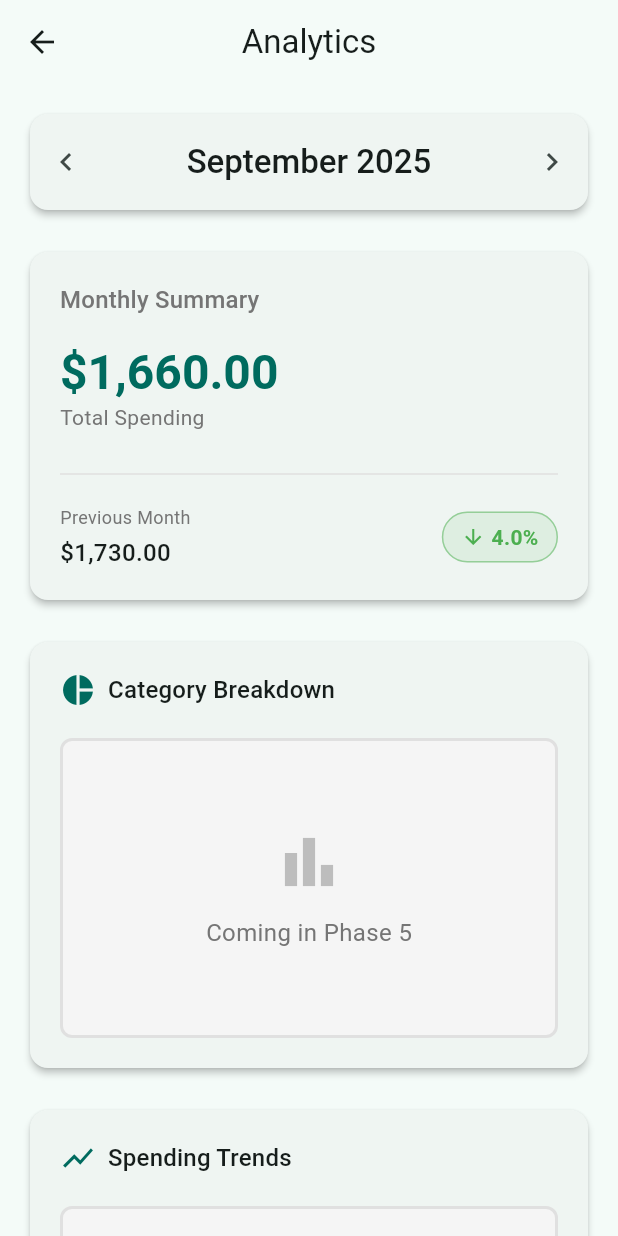
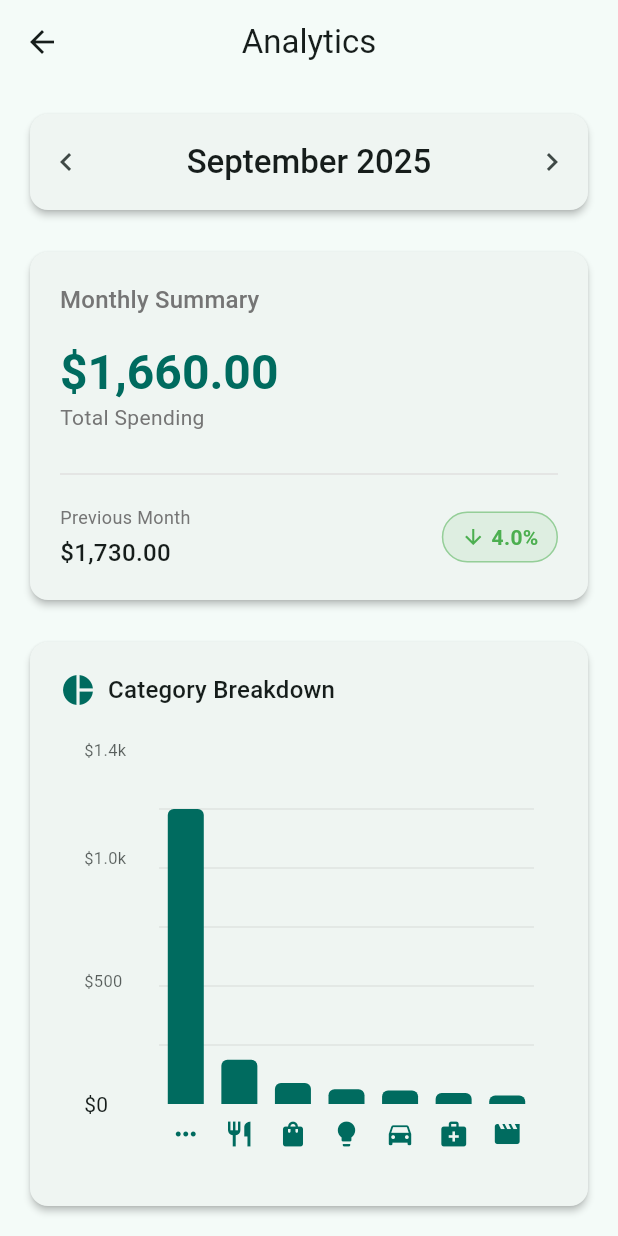
Before and after one commit to quoc48/expense_tracker, a Flutter app: the AnalyticsScreen screen opened directly, after a tap on the "chevron left" icon, on a phone screen of 412 x 824 dp. Run offline on Flutter 3.47's test engine with Material 3 defaults, Android fonts, the phone set to English and light mode, and no system bars; drawn by our look-alikes of fl_chart; our stand-ins replace shared_preferences; accounts and stored records are empty.

Commit message:
Milestone 3 Phase 5 Complete: Interactive charts with fl_chart
Implemented beautiful, interactive charts for analytics:

Charts Created:
- CategoryChart: Bar chart showing spending by category
  * Sorted by amount (highest to lowest)
  * Interactive tooltips with category name and amount
  * Category icons on x-axis
  * Responsive grid and formatting

- TrendsChart: Line chart showing spending over time
  * 6-month trend visualization
  * Curved line with smooth animation
  * Gradient fill below the line
  * Interactive tooltips with month and total
  * Month labels rotated for readability

Library Decision:
- Initially tried 'graphic' package but encountered API issues
- Switched to 'fl_chart' (more popular, better docs)
- fl_chart provides excellent Material Design integration

Integration:
- Replaced placeholders in analytics_screen.dart
- Fixed getCategoryBreakdown call (needs 2 params)
- Charts automatically update when month changes
- Empty states handled gracefully

Files Created:
- lib/widgets/category_chart.dart
- lib/widgets/trends_chart.dart

Files Modified:
- pubspec.yaml (added fl_chart: ^0.69.0)
- lib/screens/analytics_screen.dart

Testing:
✅ App compiles without errors
✅ Charts render successfully
✅ No runtime errors
✅ Ready for manual testing

```diff
--- a/lib/screens/analytics_screen.dart
+++ b/lib/screens/analytics_screen.dart
@@ -4,6 +4,8 @@ import 'package:provider/provider.dart';
 import '../models/expense.dart';
 import '../providers/expense_provider.dart';
 import '../utils/analytics_calculator.dart';
+import '../widgets/category_chart.dart';
+import '../widgets/trends_chart.dart';
 
 /// AnalyticsScreen displays spending analytics with monthly summaries and charts.
 ///
@@ -86,20 +88,12 @@ class _AnalyticsScreenState extends State<AnalyticsScreen> {
                   if (monthExpenses.isEmpty)
                     _buildEmptyState()
                   else ...[
-                    // Placeholder for category breakdown chart
-                    _buildChartPlaceholder(
-                      'Category Breakdown',
-                      Icons.pie_chart,
-                      'Coming in Phase 5',
-                    ),
+                    // Category Breakdown Chart
+                    _buildCategoryBreakdownCard(monthExpenses),
                     const SizedBox(height: 20),
 
-                    // Placeholder for spending trends chart
-                    _buildChartPlaceholder(
-                      'Spending Trends',
-                      Icons.show_chart,
-                      'Coming in Phase 5',
-                    ),
+                    // Spending Trends Chart
+                    _buildSpendingTrendsCard(expenseProvider.expenses),
                   ],
                 ],
               ),
@@ -319,8 +313,14 @@ class _AnalyticsScreenState extends State<AnalyticsScreen> {
     );
   }
 
-  /// Placeholder card for charts (will be replaced in Phase 5)
-  Widget _buildChartPlaceholder(String title, IconData icon, String message) {
+  /// Category breakdown chart card
+  Widget _buildCategoryBreakdownCard(List<Expense> monthExpenses) {
+    // Calculate category breakdown for the selected month
+    final categoryBreakdown = AnalyticsCalculator.getCategoryBreakdown(
+      monthExpenses,
+      _selectedMonth,
+    );
+
     return Card(
       child: Padding(
         padding: const EdgeInsets.all(20.0),
@@ -330,51 +330,60 @@ class _AnalyticsScreenState extends State<AnalyticsScreen> {
             // Title
             Row(
               children: [
-                Icon(icon, color: Theme.of(context).colorScheme.primary),
+                Icon(
+                  Icons.pie_chart,
+                  color: Theme.of(context).colorScheme.primary,
+                ),
                 const SizedBox(width: 8),
                 Text(
-                  title,
+                  'Category Breakdown',
                   style: Theme.of(context).textTheme.titleMedium?.copyWith(
                         fontWeight: FontWeight.w500,
                       ),
                 ),
               ],
             ),
-            const SizedBox(height: 20),
+            const SizedBox(height: 12),
 
-            // Placeholder content
-            Container(
-              height: 200,
-              decoration: BoxDecoration(
-                color: Colors.grey[100],
-                borderRadius: BorderRadius.circular(8),
-                border: Border.all(
-                  color: Colors.grey[300]!,
-                  width: 2,
-                  style: BorderStyle.solid,
+            // Chart
+            CategoryChart(categoryBreakdown: categoryBreakdown),
+          ],
         ),
       ),
-              child: Center(
+    );
+  }
+
+  /// Spending trends chart card
+  Widget _buildSpendingTrendsCard(List<Expense> allExpenses) {
+    // Get last 6 months of trend data
+    final monthlyTrends = AnalyticsCalculator.getMonthlyTrend(allExpenses, 6);
+
+    return Card(
+      child: Padding(
+        padding: const EdgeInsets.all(20.0),
         child: Column(
-                  mainAxisAlignment: MainAxisAlignment.center,
+          crossAxisAlignment: CrossAxisAlignment.start,
+          children: [
+            // Title
+            Row(
               children: [
                 Icon(
-                      Icons.bar_chart,
-                      size: 48,
-                      color: Colors.grey[400],
+                  Icons.show_chart,
+                  color: Theme.of(context).colorScheme.primary,
                 ),
-                    const SizedBox(height: 12),
+                const SizedBox(width: 8),
                 Text(
-                      message,
-                      style: TextStyle(
-                        fontSize: 16,
-                        color: Colors.grey[600],
+                  'Spending Trends (Last 6 Months)',
+                  style: Theme.of(context).textTheme.titleMedium?.copyWith(
+                        fontWeight: FontWeight.w500,
                       ),
                 ),
               ],
             ),
-              ),
-            ),
+            const SizedBox(height: 12),
+
+            // Chart
+            TrendsChart(monthlyTrends: monthlyTrends),
           ],
         ),
       ),
--- /dev/null
+++ b/lib/widgets/category_chart.dart
@@ -0,0 +1,163 @@
+import 'package:flutter/material.dart';
+import 'package:fl_chart/fl_chart.dart';
+import 'package:intl/intl.dart';
+import '../models/expense.dart';
+
+/// A bar chart showing expense breakdown by category
+/// Uses fl_chart for beautiful and interactive visualizations
+class CategoryChart extends StatelessWidget {
+  final Map<Category, double> categoryBreakdown;
+
+  const CategoryChart({
+    super.key,
+    required this.categoryBreakdown,
+  });
+
+  @override
+  Widget build(BuildContext context) {
+    // If no data, show empty state
+    if (categoryBreakdown.isEmpty) {
+      return const SizedBox(
+        height: 200,
+        child: Center(
+          child: Text(
+            'No category data available',
+            style: TextStyle(color: Colors.grey),
+          ),
+        ),
+      );
+    }
+
+    // Sort categories by amount (descending)
+    final sortedEntries = categoryBreakdown.entries.toList()
+      ..sort((a, b) => b.value.compareTo(a.value));
+
+    final currencyFormat = NumberFormat.currency(symbol: '\$', decimalDigits: 0);
+    final theme = Theme.of(context);
+
+    return SizedBox(
+      height: 300,
+      child: Padding(
+        padding: const EdgeInsets.all(16.0),
+        child: BarChart(
+          BarChartData(
+            alignment: BarChartAlignment.spaceAround,
+            maxY: sortedEntries.first.value * 1.2, // Add 20% padding
+            barTouchData: BarTouchData(
+              enabled: true,
+              touchTooltipData: BarTouchTooltipData(
+                getTooltipColor: (_) => theme.colorScheme.surfaceContainerHighest,
+                tooltipPadding: const EdgeInsets.all(8),
+                tooltipMargin: 8,
+                getTooltipItem: (group, groupIndex, rod, rodIndex) {
+                  final category = sortedEntries[groupIndex].key;
+                  final amount = sortedEntries[groupIndex].value;
+                  return BarTooltipItem(
+                    '${category.displayName}\n',
+                    TextStyle(
+                      color: theme.colorScheme.onSurface,
+                      fontWeight: FontWeight.bold,
+                      fontSize: 14,
+                    ),
+                    children: [
+                      TextSpan(
+                        text: currencyFormat.format(amount),
+                        style: TextStyle(
+                          color: theme.colorScheme.primary,
+                          fontSize: 16,
+                          fontWeight: FontWeight.w600,
+                        ),
+                      ),
+                    ],
+                  );
+                },
+              ),
+            ),
+            titlesData: FlTitlesData(
+              show: true,
+              bottomTitles: AxisTitles(
+                sideTitles: SideTitles(
+                  showTitles: true,
+                  getTitlesWidget: (value, meta) {
+                    if (value.toInt() >= sortedEntries.length) {
+                      return const Text('');
+                    }
+                    final category = sortedEntries[value.toInt()].key;
+                    return Padding(
+                      padding: const EdgeInsets.only(top: 8.0),
+                      child: Icon(
+                        category.icon,
+                        size: 20,
+                        color: theme.colorScheme.primary,
+                      ),
+                    );
+                  },
+                  reservedSize: 32,
+                ),
+              ),
+              leftTitles: AxisTitles(
+                sideTitles: SideTitles(
+                  showTitles: true,
+                  reservedSize: 50,
+                  getTitlesWidget: (value, meta) {
+                    if (value == 0) return const Text('\$0');
+                    if (value >= 1000) {
+                      return Text(
+                        '\$${(value / 1000).toStringAsFixed(1)}k',
+                        style: TextStyle(
+                          fontSize: 11,
+                          color: theme.colorScheme.onSurface.withAlpha(178),
+                        ),
+                      );
+                    }
+                    return Text(
+                      '\$${value.toInt()}',
+                      style: TextStyle(
+                        fontSize: 11,
+                        color: theme.colorScheme.onSurface.withAlpha(178),
+                      ),
+                    );
+                  },
+                ),
+              ),
+              topTitles: const AxisTitles(
+                sideTitles: SideTitles(showTitles: false),
+              ),
+              rightTitles: const AxisTitles(
+                sideTitles: SideTitles(showTitles: false),
+              ),
+            ),
+            gridData: FlGridData(
+              show: true,
+              drawHorizontalLine: true,
+              drawVerticalLine: false,
+              horizontalInterval: sortedEntries.first.value * 0.2,
+              getDrawingHorizontalLine: (value) {
+                return FlLine(
+                  color: Colors.grey.withAlpha(51),
+                  strokeWidth: 1,
+                );
+              },
+            ),
+            borderData: FlBorderData(show: false),
+            barGroups: sortedEntries.asMap().entries.map((entry) {
+              return BarChartGroupData(
+                x: entry.key,
+                barRods: [
+                  BarChartRodData(
+                    toY: entry.value.value,
+                    color: theme.colorScheme.primary,
+                    width: 24,
+                    borderRadius: const BorderRadius.vertical(
+                      top: Radius.circular(4),
+                    ),
+                  ),
+                ],
+              );
+            }).toList(),
+          ),
+        ),
+      ),
+    );
+  }
+}
--- /dev/null
+++ b/lib/widgets/trends_chart.dart
@@ -0,0 +1,194 @@
+import 'package:flutter/material.dart';
+import 'package:fl_chart/fl_chart.dart';
+import 'package:intl/intl.dart';
+import '../models/month_total.dart';
+
+/// A line chart showing spending trends over multiple months
+/// Displays monthly totals with interactive tooltips
+class TrendsChart extends StatelessWidget {
+  final List<MonthTotal> monthlyTrends;
+
+  const TrendsChart({
+    super.key,
+    required this.monthlyTrends,
+  });
+
+  @override
+  Widget build(BuildContext context) {
+    // If no data, show empty state
+    if (monthlyTrends.isEmpty) {
+      return const SizedBox(
+        height: 200,
+        child: Center(
+          child: Text(
+            'No trend data available',
+            style: TextStyle(color: Colors.grey),
+          ),
+        ),
+      );
+    }
+
+    // Sort by date to ensure chronological order
+    final sortedTrends = List<MonthTotal>.from(monthlyTrends)
+      ..sort((a, b) => a.month.compareTo(b.month));
+
+    final currencyFormat = NumberFormat.currency(symbol: '\$', decimalDigits: 0);
+    final theme = Theme.of(context);
+
+    // Calculate max value for better scaling
+    final maxValue = sortedTrends.map((e) => e.total).reduce((a, b) => a > b ? a : b);
+
+    // Create line chart spots (data points)
+    final spots = sortedTrends.asMap().entries.map((entry) {
+      return FlSpot(entry.key.toDouble(), entry.value.total);
+    }).toList();
+
+    return SizedBox(
+      height: 250,
+      child: Padding(
+        padding: const EdgeInsets.all(16.0),
+        child: LineChart(
+          LineChartData(
+            minX: 0,
+            maxX: (sortedTrends.length - 1).toDouble(),
+            minY: 0,
+            maxY: maxValue * 1.2, // Add 20% padding
+            lineTouchData: LineTouchData(
+              enabled: true,
+              touchTooltipData: LineTouchTooltipData(
+                getTooltipColor: (_) => theme.colorScheme.surfaceContainerHighest,
+                tooltipPadding: const EdgeInsets.all(8),
+                tooltipMargin: 8,
+                getTooltipItems: (touchedSpots) {
+                  return touchedSpots.map((spot) {
+                    final index = spot.x.toInt();
+                    final monthTotal = sortedTrends[index];
+                    final monthStr = DateFormat.yMMM().format(monthTotal.month);
+
+                    return LineTooltipItem(
+                      '$monthStr\n',
+                      TextStyle(
+                        color: theme.colorScheme.onSurface,
+                        fontWeight: FontWeight.w500,
+                        fontSize: 12,
+                      ),
+                      children: [
+                        TextSpan(
+                          text: currencyFormat.format(monthTotal.total),
+                          style: TextStyle(
+                            color: theme.colorScheme.primary,
+                            fontSize: 16,
+                            fontWeight: FontWeight.bold,
+                          ),
+                        ),
+                      ],
+                    );
+                  }).toList();
+                },
+              ),
+            ),
+            titlesData: FlTitlesData(
+              show: true,
+              bottomTitles: AxisTitles(
+                sideTitles: SideTitles(
+                  showTitles: true,
+                  reservedSize: 35,
+                  getTitlesWidget: (value, meta) {
+                    if (value.toInt() >= sortedTrends.length || value < 0) {
+                      return const Text('');
+                    }
+                    final monthTotal = sortedTrends[value.toInt()];
+                    final monthStr = DateFormat.MMM().format(monthTotal.month);
+                    return Padding(
+                      padding: const EdgeInsets.only(top: 8.0),
+                      child: Transform.rotate(
+                        angle: -0.5, // Slight angle for better readability
+                        child: Text(
+                          monthStr,
+                          style: TextStyle(
+                            fontSize: 11,
+                            color: theme.colorScheme.onSurface.withAlpha(178),
+                          ),
+                        ),
+                      ),
+                    );
+                  },
+                ),
+              ),
+              leftTitles: AxisTitles(
+                sideTitles: SideTitles(
+                  showTitles: true,
+                  reservedSize: 50,
+                  getTitlesWidget: (value, meta) {
+                    if (value == 0) return const Text('\$0');
+                    if (value >= 1000) {
+                      return Text(
+                        '\$${(value / 1000).toStringAsFixed(1)}k',
+                        style: TextStyle(
+                          fontSize: 11,
+                          color: theme.colorScheme.onSurface.withAlpha(178),
+                        ),
+                      );
+                    }
+                    return Text(
+                      '\$${value.toInt()}',
+                      style: TextStyle(
+                        fontSize: 11,
+                        color: theme.colorScheme.onSurface.withAlpha(178),
+                      ),
+                    );
+                  },
+                ),
+              ),
+              topTitles: const AxisTitles(
+                sideTitles: SideTitles(showTitles: false),
+              ),
+              rightTitles: const AxisTitles(
+                sideTitles: SideTitles(showTitles: false),
+              ),
+            ),
+            gridData: FlGridData(
+              show: true,
+              drawHorizontalLine: true,
+              drawVerticalLine: false,
+              horizontalInterval: maxValue * 0.25,
+              getDrawingHorizontalLine: (value) {
+                return FlLine(
+                  color: Colors.grey.withAlpha(51),
+                  strokeWidth: 1,
+                );
+              },
+            ),
+            borderData: FlBorderData(show: false),
+            lineBarsData: [
+              LineChartBarData(
+                spots: spots,
+                isCurved: true,
+                color: theme.colorScheme.primary,
+                barWidth: 3,
+                isStrokeCapRound: true,
+                dotData: FlDotData(
+                  show: true,
+                  getDotPainter: (spot, percent, barData, index) {
+                    return FlDotCirclePainter(
+                      radius: 4,
+                      color: theme.colorScheme.primary,
+                      strokeWidth: 2,
+                      strokeColor: theme.colorScheme.surface,
+                    );
+                  },
+                ),
+                belowBarData: BarAreaData(
+                  show: true,
+                  color: theme.colorScheme.primary.withAlpha(26),
+                ),
+              ),
+            ],
+          ),
+          duration: const Duration(milliseconds: 300),
+          curve: Curves.easeInOut,
+        ),
+      ),
+    );
+  }
+}
--- a/pubspec.yaml
+++ b/pubspec.yaml
@@ -43,6 +43,9 @@ dependencies:
 
   # State management using the Provider pattern
   provider: ^6.1.0
+
+  # Beautiful and interactive charts for Flutter
+  fl_chart: ^0.69.0
 
 dev_dependencies:
   flutter_test:
```
Also changed, not shown: pubspec.lock, 1 other file. Lines whose indentation alone changed are shown as unchanged.
